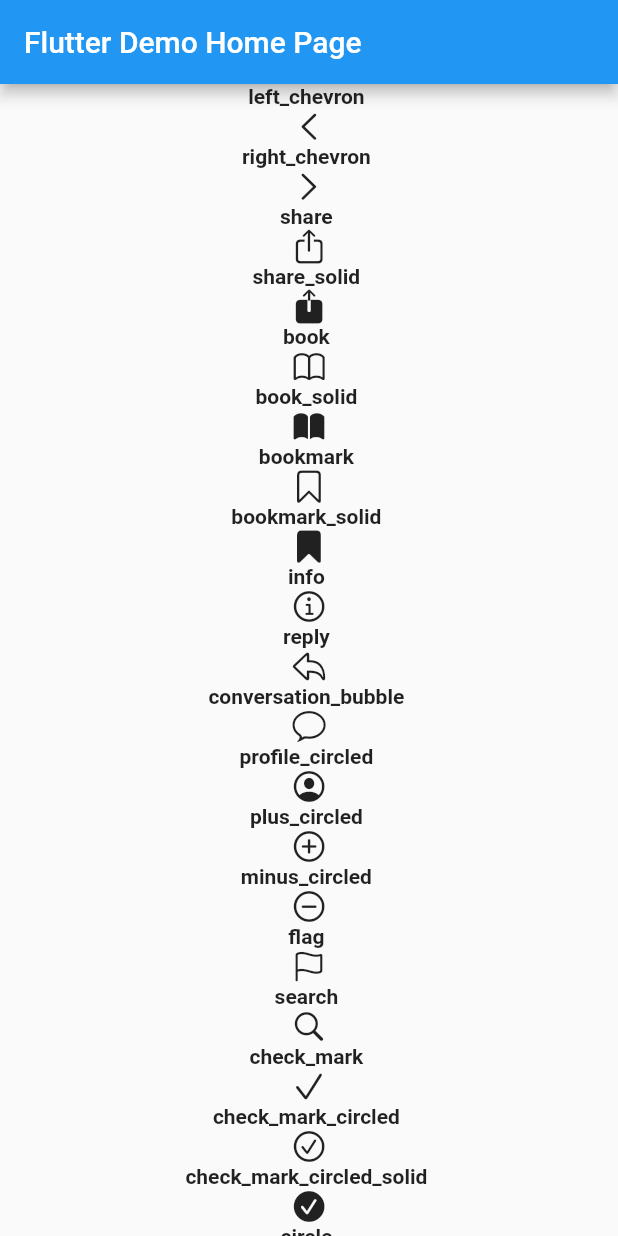
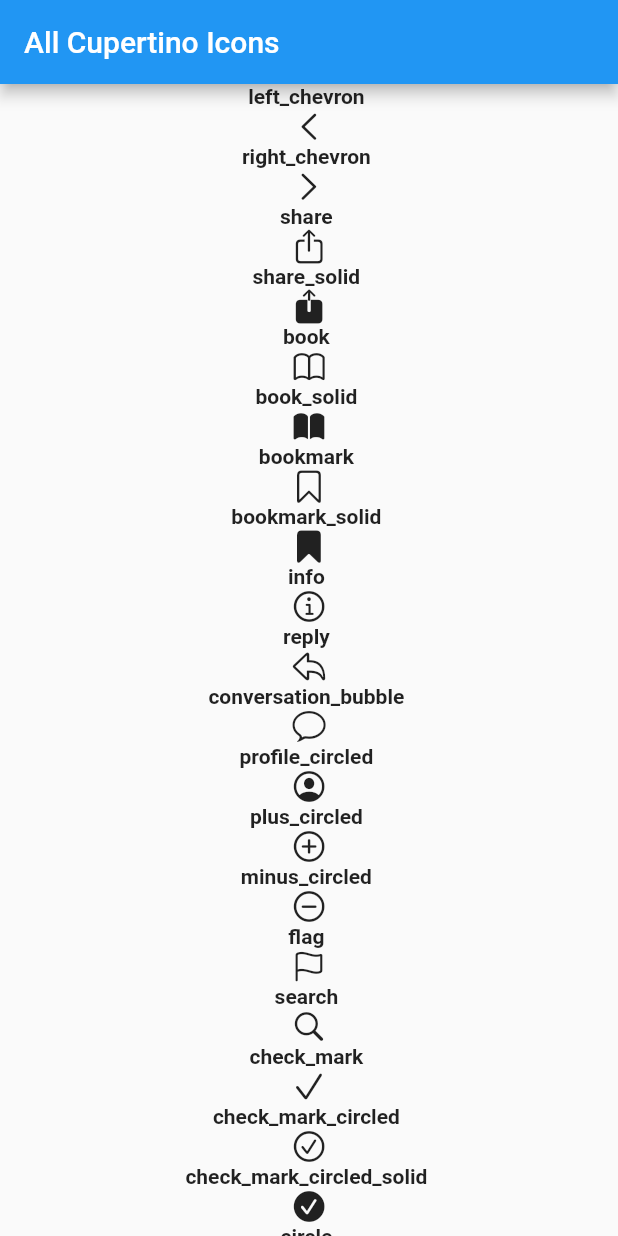
Before and after one commit to freitzzz/all-flutter-cupertino-icons, a Flutter app: the screen it shows after launch, on a phone screen of 412 x 824 dp. Run offline on Flutter 3.47's test engine with Material 2 defaults, Android fonts, the phone set to English and light mode, and no system bars.

Commit message:
Updated app bar name

```diff
--- a/lib/main.dart
+++ b/lib/main.dart
@@ -21,7 +21,7 @@ class MyApp extends StatelessWidget {
         // is not restarted.
         primarySwatch: Colors.blue,
       ),
-      home: MyHomePage(title: 'Flutter Demo Home Page'),
+      home: MyHomePage(title: 'All Cupertino Icons'),
     );
   }
 }
```
